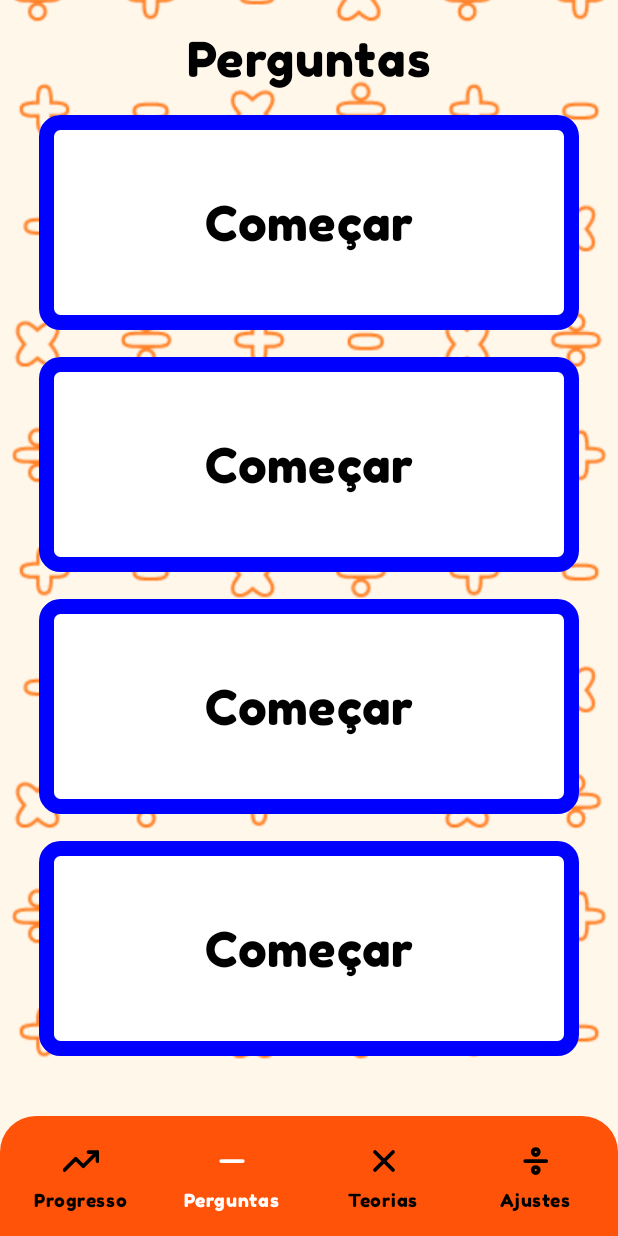
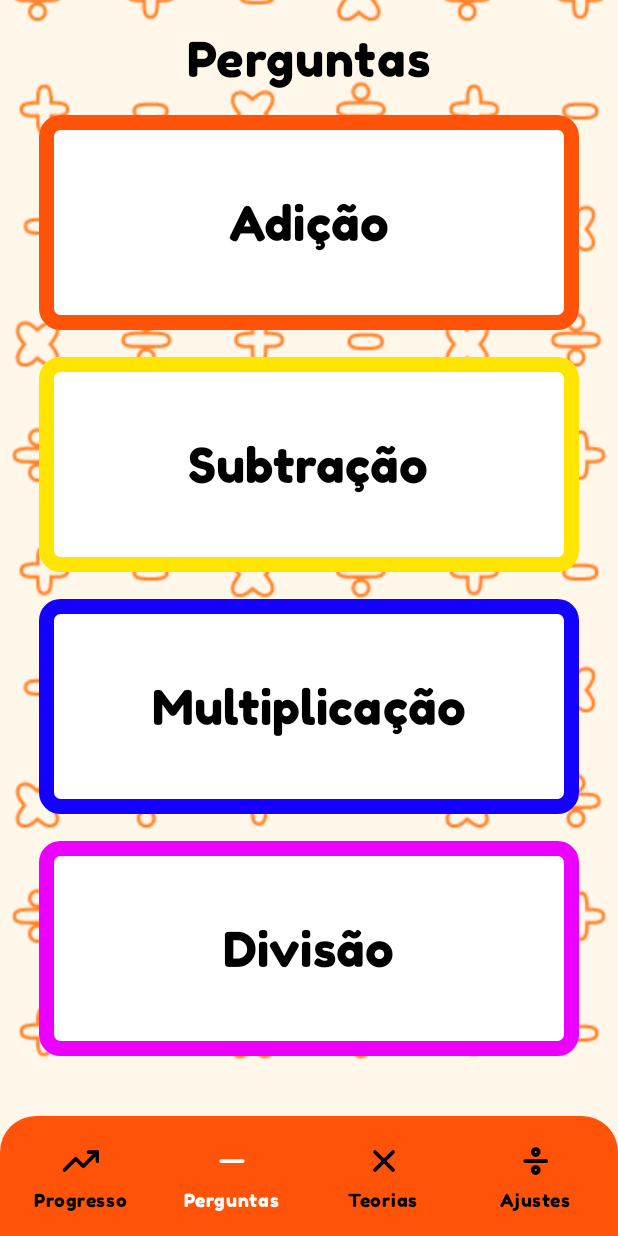
Before and after one commit to Kaiki098/EducaMat, an Android app built with Jetpack Compose: the QuestionsScreen screen opened through its navigation route, on a phone screen of 412 x 824 dp. Run offline under Robolectric (Android 15) with nearby library versions, the phone set to English and light mode, and no system bars.

Commit message:
Remove screen transition animations and create OperationButton

```diff
--- a/app/src/main/java/br/com/kbat/educamat/EducaMatApp.kt
+++ b/app/src/main/java/br/com/kbat/educamat/EducaMatApp.kt
@@ -1,8 +1,6 @@
 package br.com.kbat.educamat
 
-import androidx.compose.animation.AnimatedContentTransitionScope
 import androidx.compose.animation.AnimatedVisibility
-import androidx.compose.animation.core.tween
 import androidx.compose.animation.slideInVertically
 import androidx.compose.animation.slideOutVertically
 import androidx.compose.foundation.layout.fillMaxSize
@@ -88,30 +86,13 @@ fun EducaMatApp() {
         },
     ) { innerpadding ->
 
-        var transitionDirection by remember {
-            mutableStateOf(AnimatedContentTransitionScope.SlideDirection.Start)
-        }
-
-
         val defaultModifier = Modifier
             .fillMaxSize()
             .padding(innerpadding)
 
         NavHost(
             navController = navController,
-            startDestination = starDestination,
-            enterTransition = {
-                slideIntoContainer(
-                    towards = transitionDirection,
-                    animationSpec = tween(500)
-                )
-            },
-            exitTransition = {
-                slideOutOfContainer(
-                    towards = transitionDirection,
-                    animationSpec = tween(500)
-                )
-            }
+            startDestination = starDestination
         ) {
             signUpDestination(defaultModifier)
 
@@ -122,9 +103,6 @@ fun EducaMatApp() {
                 },
                 onNavigateToTheory = {
                     navController.navigateToTheory()
-                },
-                alternateDirection = { direction ->
-                    transitionDirection = direction
                 }
             )
             theoryDestination(
--- a/app/src/main/java/br/com/kbat/educamat/presentation/navigation/HomeGraphNavigation.kt
+++ b/app/src/main/java/br/com/kbat/educamat/presentation/navigation/HomeGraphNavigation.kt
@@ -1,6 +1,5 @@
 package br.com.kbat.educamat.presentation.navigation
 
-import androidx.compose.animation.AnimatedContentTransitionScope
 import androidx.compose.ui.Modifier
 import androidx.navigation.NavGraphBuilder
 import androidx.navigation.compose.navigation
@@ -10,33 +9,26 @@ const val HomeGraphRoute = "homeGraph"
 fun NavGraphBuilder.homeGraph(
     defaultModifier: Modifier,
     onNavigateToQuestion: () -> Unit,
-    onNavigateToTheory: () -> Unit,
-    alternateDirection: (AnimatedContentTransitionScope.SlideDirection) -> Unit
+    onNavigateToTheory: () -> Unit
 ) {
     navigation(startDestination = ProgressRoute, route = HomeGraphRoute) {
         progressDestination(
-            defaultModifier,
-            alternateDirection = alternateDirection
-            //transitionDirection = transitionDirection
+            defaultModifier
         )
         questionsDestination(
             defaultModifier,
             onNavigateToQuestion = {
                 onNavigateToQuestion()
-            },
-            alternateDirection = alternateDirection
-            //transitionDirection = transitionDirection
+            }
         )
         theoriesDestination(
             defaultModifier,
             onNavigateToTheory = {
                 onNavigateToTheory()
-            },
-            alternateDirection = alternateDirection
+            }
         )
         settingsDestination(
-            defaultModifier,
-            alternateDirection = alternateDirection
+            defaultModifier
         )
     }
 }
--- a/app/src/main/java/br/com/kbat/educamat/presentation/navigation/ProgressNavigation.kt
+++ b/app/src/main/java/br/com/kbat/educamat/presentation/navigation/ProgressNavigation.kt
@@ -1,6 +1,5 @@
 package br.com.kbat.educamat.presentation.navigation
 
-import androidx.compose.animation.AnimatedContentTransitionScope
 import androidx.compose.ui.Modifier
 import androidx.navigation.NavGraphBuilder
 import androidx.navigation.compose.composable
@@ -10,15 +9,12 @@ const val ProgressRoute = "progressscreen"
 
 
 fun NavGraphBuilder.progressDestination(
-    defaultModifier: Modifier,
-    alternateDirection: (AnimatedContentTransitionScope.SlideDirection) -> Unit
-    //   transitionDirection: AnimatedContentTransitionScope.SlideDirection
+    defaultModifier: Modifier
 ) {
 
     composable(
         route = ProgressRoute
     ) {
-        alternateDirection(AnimatedContentTransitionScope.SlideDirection.Start)
         ProgressScreen(defaultModifier)
     }
 }
--- a/app/src/main/java/br/com/kbat/educamat/presentation/navigation/QuestionNavigation.kt
+++ b/app/src/main/java/br/com/kbat/educamat/presentation/navigation/QuestionNavigation.kt
@@ -11,7 +11,9 @@ fun NavGraphBuilder.questionDestination(
     defaultModifier: Modifier,
     onPopBackStack: () -> Unit
 ) {
-    composable(QuestionRoute) {
+    composable(
+        QuestionRoute,
+    ) { backStackEntry ->
         QuestionScreen(defaultModifier, onBackClick = { onPopBackStack() })
     }
 }
--- a/app/src/main/java/br/com/kbat/educamat/presentation/navigation/QuestionsNavigation.kt
+++ b/app/src/main/java/br/com/kbat/educamat/presentation/navigation/QuestionsNavigation.kt
@@ -1,6 +1,5 @@
 package br.com.kbat.educamat.presentation.navigation
 
-import androidx.compose.animation.AnimatedContentTransitionScope
 import androidx.compose.ui.Modifier
 import androidx.navigation.NavGraphBuilder
 import androidx.navigation.NavHostController
@@ -11,16 +10,12 @@ const val QuestionsRoute = "questionsscreen"
 
 fun NavGraphBuilder.questionsDestination(
     defaultModifier: Modifier,
-    onNavigateToQuestion: () -> Unit,
-    alternateDirection: (AnimatedContentTransitionScope.SlideDirection) -> Unit
-    // transitionDirection: AnimatedContentTransitionScope.SlideDirection
+    onNavigateToQuestion: () -> Unit
 ) {
     composable(
         route = QuestionsRoute
     ) {
-        alternateDirection(AnimatedContentTransitionScope.SlideDirection.Start)
-        QuestionsScreen(defaultModifier, onStartCLick = {
-            alternateDirection(AnimatedContentTransitionScope.SlideDirection.Up)// fix: Ta ficando com duas animações
+        QuestionsScreen(defaultModifier, onStartClick = {
             onNavigateToQuestion()
         })
     }
--- a/app/src/main/java/br/com/kbat/educamat/presentation/navigation/SettingsNavigation.kt
+++ b/app/src/main/java/br/com/kbat/educamat/presentation/navigation/SettingsNavigation.kt
@@ -1,6 +1,5 @@
 package br.com.kbat.educamat.presentation.navigation
 
-import androidx.compose.animation.AnimatedContentTransitionScope
 import androidx.compose.ui.Modifier
 import androidx.navigation.NavGraphBuilder
 import androidx.navigation.compose.composable
@@ -9,13 +8,11 @@ import br.com.kbat.educamat.presentation.screen.settings.SettingsScreen
 const val SettingsRoute = "settingsscreen"
 
 fun NavGraphBuilder.settingsDestination(
-    defaultModifier: Modifier,
-    alternateDirection: (AnimatedContentTransitionScope.SlideDirection) -> Unit
+    defaultModifier: Modifier
 ) {
     composable(
         route = SettingsRoute
     ) {
-        alternateDirection(AnimatedContentTransitionScope.SlideDirection.End)
         SettingsScreen(defaultModifier)
     }
 }
--- a/app/src/main/java/br/com/kbat/educamat/presentation/navigation/TheoriesNavigation.kt
+++ b/app/src/main/java/br/com/kbat/educamat/presentation/navigation/TheoriesNavigation.kt
@@ -1,6 +1,5 @@
 package br.com.kbat.educamat.presentation.navigation
 
-import androidx.compose.animation.AnimatedContentTransitionScope
 import androidx.compose.ui.Modifier
 import androidx.navigation.NavGraphBuilder
 import androidx.navigation.NavHostController
@@ -12,15 +11,11 @@ const val TheoriesRoute = "theoriesscreen"
 fun NavGraphBuilder.theoriesDestination(
     defaultModifier: Modifier,
     onNavigateToTheory: () -> Unit,
-    alternateDirection: (AnimatedContentTransitionScope.SlideDirection) -> Unit
-
 ) {
     composable(
         route = TheoriesRoute
     ) {
-        alternateDirection(AnimatedContentTransitionScope.SlideDirection.Start)
         TheoriesScreen(defaultModifier, onStudyClick = {
-            alternateDirection(AnimatedContentTransitionScope.SlideDirection.Up) // fix: Ta ficando com duas animações
             onNavigateToTheory()
         })
     }
--- /dev/null
+++ b/app/src/main/java/br/com/kbat/educamat/presentation/screen/components/OperationButton.kt
@@ -0,0 +1,61 @@
+package br.com.kbat.educamat.presentation.screen.components
+
+import androidx.compose.foundation.BorderStroke
+import androidx.compose.foundation.layout.height
+import androidx.compose.foundation.layout.width
+import androidx.compose.foundation.shape.RoundedCornerShape
+import androidx.compose.material3.Button
+import androidx.compose.material3.ButtonColors
+import androidx.compose.material3.MaterialTheme
+import androidx.compose.material3.Text
+import androidx.compose.runtime.Composable
+import androidx.compose.ui.Modifier
+import androidx.compose.ui.graphics.Color
+import androidx.compose.ui.tooling.preview.Preview
+import androidx.compose.ui.unit.dp
+import androidx.compose.ui.unit.sp
+import br.com.kbat.educamat.presentation.theme.Blue
+import br.com.kbat.educamat.presentation.theme.EducaMatTheme
+
+@Composable
+fun OperationButton(
+    modifier: Modifier = Modifier,
+    onStartClick: () -> Unit,
+    borderColor: Color,
+    text: String
+) {
+
+    Button(
+        modifier = modifier,
+        onClick = { onStartClick() },
+        shape = RoundedCornerShape(10),
+        colors = ButtonColors(
+            containerColor = Color.White,
+            contentColor = MaterialTheme.colorScheme.onBackground,
+            disabledContentColor = Color.White,
+            disabledContainerColor = Color.White
+        ),
+        border = BorderStroke(10.dp, color = borderColor)
+    ) {
+        Text(
+            text = text,
+            fontSize = 32.sp,
+            fontFamily = MaterialTheme.typography.bodyLarge.fontFamily
+        )
+    }
+}
+
+@Preview(showSystemUi = true)
+@Composable
+private fun OperationButtonPreview() {
+    EducaMatTheme {
+        OperationButton(
+            modifier = Modifier
+                .height(150.dp)
+                .width(300.dp),
+            onStartClick = { },
+            borderColor = Blue,
+            text = "Azul"
+        )
+    }
+}
--- a/app/src/main/java/br/com/kbat/educamat/presentation/screen/question/QuestionScreen.kt
+++ b/app/src/main/java/br/com/kbat/educamat/presentation/screen/question/QuestionScreen.kt
@@ -29,7 +29,7 @@ fun QuestionScreen(modifier: Modifier = Modifier, onBackClick: () -> Unit) {
             verticalArrangement = Arrangement.Center,
             horizontalAlignment = Alignment.CenterHorizontally
         ) {
-            Text(text = "QuestionScreen")
+            Text(text = "Question Screen")
             Button(onClick = { onBackClick() }) {
                 Text(text = "Voltar")
             }
--- a/app/src/main/java/br/com/kbat/educamat/presentation/screen/questions/QuestionsScreen.kt
+++ b/app/src/main/java/br/com/kbat/educamat/presentation/screen/questions/QuestionsScreen.kt
@@ -1,6 +1,5 @@
 package br.com.kbat.educamat.presentation.screen.questions
 
-import androidx.compose.foundation.BorderStroke
 import androidx.compose.foundation.Image
 import androidx.compose.foundation.layout.Arrangement
 import androidx.compose.foundation.layout.Box
@@ -8,25 +7,25 @@ import androidx.compose.foundation.layout.Column
 import androidx.compose.foundation.layout.fillMaxSize
 import androidx.compose.foundation.layout.fillMaxWidth
 import androidx.compose.foundation.layout.padding
-import androidx.compose.foundation.shape.RoundedCornerShape
-import androidx.compose.material3.Button
-import androidx.compose.material3.ButtonColors
-import androidx.compose.material3.MaterialTheme
 import androidx.compose.material3.Text
 import androidx.compose.runtime.Composable
 import androidx.compose.ui.Alignment
 import androidx.compose.ui.Modifier
-import androidx.compose.ui.graphics.Color
 import androidx.compose.ui.layout.ContentScale
 import androidx.compose.ui.res.painterResource
 import androidx.compose.ui.tooling.preview.Preview
 import androidx.compose.ui.unit.dp
 import androidx.compose.ui.unit.sp
 import br.com.kbat.educamat.R
+import br.com.kbat.educamat.presentation.screen.components.OperationButton
+import br.com.kbat.educamat.presentation.theme.Blue
 import br.com.kbat.educamat.presentation.theme.EducaMatTheme
+import br.com.kbat.educamat.presentation.theme.Pink
+import br.com.kbat.educamat.presentation.theme.Red
+import br.com.kbat.educamat.presentation.theme.Yellow
 
 @Composable
-fun QuestionsScreen(modifier: Modifier = Modifier, onStartCLick: () -> Unit) {
+fun QuestionsScreen(modifier: Modifier = Modifier, onStartClick: () -> Unit) {
     Box {
         Image(
             painter = painterResource(id = R.drawable.background),
@@ -44,28 +43,41 @@ fun QuestionsScreen(modifier: Modifier = Modifier, onStartCLick: () -> Unit) {
         ) {
             Text("Perguntas", fontSize = 32.sp)
 
-            List(4) {
-                Button(
-                    modifier = Modifier
-                        .weight(1f)
-                        .fillMaxWidth(),
-                    onClick = { onStartCLick() },
-                    shape = RoundedCornerShape(10),
-                    colors = ButtonColors(
-                        containerColor = Color.White,
-                        contentColor = MaterialTheme.colorScheme.onBackground,
-                        disabledContentColor = Color.White,
-                        disabledContainerColor = Color.White
-                    ),
-                    border = BorderStroke(10.dp, color = Color.Blue)
-                ) {
-                    Text(
-                        text = "Começar",
-                        fontSize = 32.sp,
-                        fontFamily = MaterialTheme.typography.bodyLarge.fontFamily
-                    )
-                }
-            }
+            OperationButton(
+                modifier = Modifier
+                    .weight(1f)
+                    .fillMaxWidth(),
+                text = "Adição",
+                borderColor = Red,
+                onStartClick = { onStartClick() }
+            )
+
+            OperationButton(
+                modifier = Modifier
+                    .weight(1f)
+                    .fillMaxWidth(),
+                text = "Subtração",
+                borderColor = Yellow,
+                onStartClick = { onStartClick() }
+            )
+
+            OperationButton(
+                modifier = Modifier
+                    .weight(1f)
+                    .fillMaxWidth(),
+                text = "Multiplicação",
+                borderColor = Blue,
+                onStartClick = { onStartClick() }
+            )
+
+            OperationButton(
+                modifier = Modifier
+                    .weight(1f)
+                    .fillMaxWidth(),
+                text = "Divisão",
+                borderColor = Pink,
+                onStartClick = { onStartClick() }
+            )
         }
     }
 }
@@ -74,6 +86,6 @@ fun QuestionsScreen(modifier: Modifier = Modifier, onStartCLick: () -> Unit) {
 @Composable
 private fun QuestionsScreenPreview() {
     EducaMatTheme {
-        QuestionsScreen(onStartCLick = {})
+        QuestionsScreen(onStartClick = {})
     }
 }
--- a/app/src/main/java/br/com/kbat/educamat/presentation/theme/Color.kt
+++ b/app/src/main/java/br/com/kbat/educamat/presentation/theme/Color.kt
@@ -7,3 +7,7 @@ val Pink40 = Color(0xFF7D5260) // default OrangeColorScheme
 // Orange color scheme
 val Orange = Color(0xFFFF530A)
 val Gray = Color(0xFFAAAAAA)
+val Yellow = Color(0xFFFFE500)
+val Blue = Color(0xFF1400FF)
+val Red = Color(0xFFFF530A)
+val Pink = Color(0xFFEB00FF)
--- a/gradle/libs.versions.toml
+++ b/gradle/libs.versions.toml
@@ -1,5 +1,5 @@
 [versions]
-agp = "8.5.0"
+agp = "8.5.1"
 coreSplashscreen = "1.0.1"
 kotlin = "2.0.0"
 coreKtx = "1.13.1"
```
